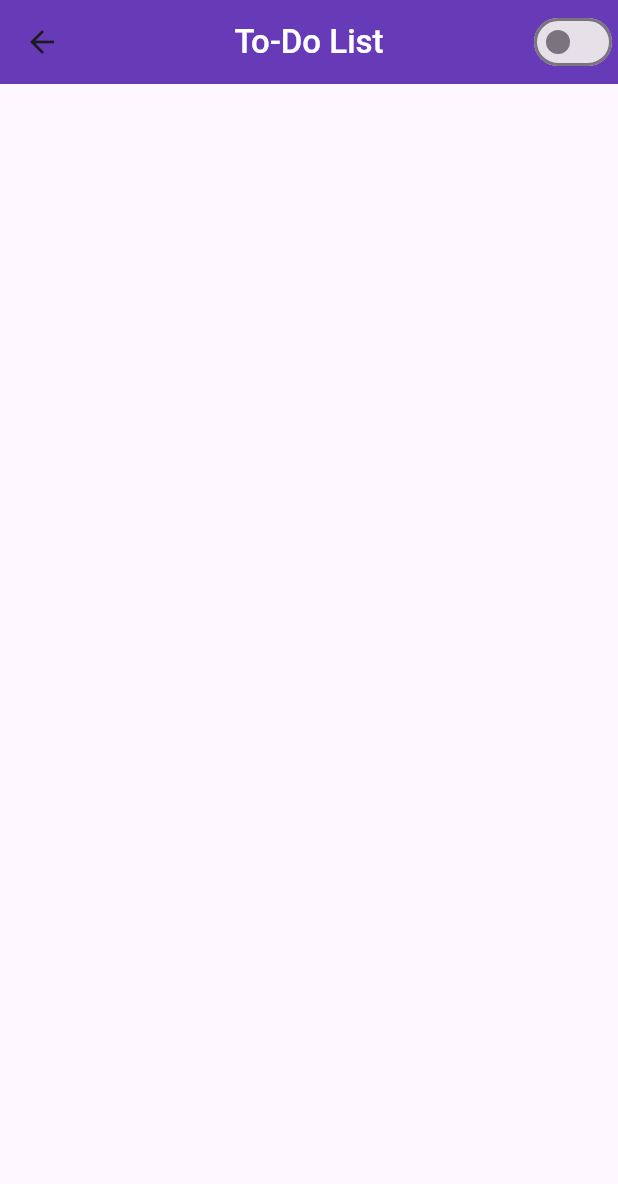
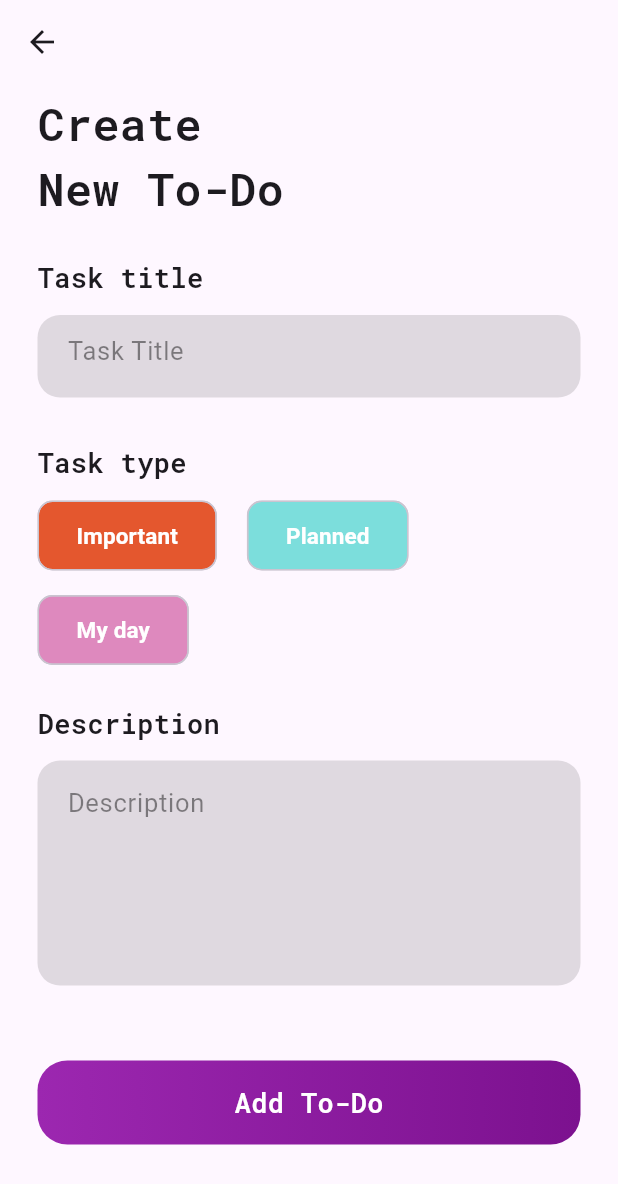
Before and after one commit to vmc13/todo-list-app, a Flutter app: the HomePage screen opened directly, on a phone screen of 412 x 824 dp. Shown: the top 1184 px of the screen. Run offline on Flutter 3.47's test engine with Material 2 defaults, Android fonts, the phone set to English and light mode, and no system bars; our stand-ins replace firebase_auth, firebase_core; accounts and stored records are empty; network calls fail.

Commit message:
Implementation of create to-do page

```diff
--- a/lib/home/home_page.dart
+++ b/lib/home/home_page.dart
@@ -1,5 +1,4 @@
 import 'package:flutter/material.dart';
-import 'package:todo_list_2023/controller/switch_thememode_controller.dart';
 
 class HomePage extends StatefulWidget {
   const HomePage({super.key});
@@ -13,35 +12,168 @@ class _HomePageState extends State<HomePage> {
   Widget build(BuildContext context) {
     return Scaffold(
       appBar: AppBar(
-        title: const Text(
-          'To-Do List',
+      ),
+      body: SizedBox(
+        height: MediaQuery.of(context).size.height,
+        width: MediaQuery.of(context).size.width,
+        child: SingleChildScrollView(
+          child: Padding(
+            padding: const EdgeInsets.symmetric(horizontal: 25, vertical: 5),
+            child: Column(
+              crossAxisAlignment: CrossAxisAlignment.start,
+              children: [
+                const Text(
+                  "Create",
+                  style: TextStyle(
+                    fontSize: 30,
+                    fontFamily: 'RobotoMono',
+                    fontWeight: FontWeight.bold,
+                  ),
+                ),
+                const Text(
+                  "New To-Do",
+                  style: TextStyle(
+                    fontSize: 30,
+                    fontFamily: 'RobotoMono',
+                    fontWeight: FontWeight.bold,
+                  ),
+                ),
+                const SizedBox(height: 25),
+                label("Task title"),
+                const SizedBox(height: 12),
+                titleTask(),
+                const SizedBox(height: 30),
+                label("Task type"),
+                const SizedBox(height: 12),
+                Wrap(
+                  runSpacing: 15,
+                  children: [
+                    chipData("Important", 0xFFE4572E),
+                    const SizedBox(width: 20),
+                    chipData("Planned", 0xFF7CDEDC),
+                    const SizedBox(width: 20),
+                    chipData("My day", 0xFFDE89BE),
+                  ],
+                ),
+                const SizedBox(height: 25),
+                label("Description"),
+                const SizedBox(height: 12),
+                inputDescription(),
+                const SizedBox(height: 50),
+                buttonCreateTodo(),
+              ],
+            ),
+          ),
+        ),
+      ),
+    );
+  }
+
+  // Widgets
+
+  Widget buttonCreateTodo() {
+    return Container(
+      height: 56,
+      width: MediaQuery.of(context).size.width,
+      decoration: BoxDecoration(
+        borderRadius: BorderRadius.circular(20),
+        gradient: const LinearGradient(
+          colors: [
+            Color(0xFF9C27B0),
+            Color.fromARGB(255, 124, 17, 143),
+          ],
+        ),
+      ),
+      child: const Center(
+        child: Text(
+          "Add To-Do",
           style: TextStyle(
             color: Colors.white,
-            fontWeight: FontWeight.w500
+            fontSize: 18,
+            fontWeight: FontWeight.w600,
+            fontFamily: 'RobotoMono',
           ),
         ),
-        centerTitle: true,
-        backgroundColor: Colors.deepPurple,
-        actions: const [
-          CustomSwitcher(),
-        ],
       ),
-      body: const Center(
+    );
+  }
+
+  Widget inputDescription() {
+    return Container(
+      height: 150,
+      width: MediaQuery.of(context).size.width,
+      decoration: BoxDecoration(
+        color: Colors.black12,
+        borderRadius: BorderRadius.circular(15),
+      ),
+      child: TextFormField(
+        style: const TextStyle(
+          color: Colors.black45,
+          fontSize: 17,
+        ),
+        maxLines: null,
+        expands: true,
+        decoration: const InputDecoration(
+          border: InputBorder.none,
+          hintText: "Description",
+          hintStyle: TextStyle(color: Colors.black45, fontSize: 17),
+          contentPadding: EdgeInsets.fromLTRB(20, 15, 20, 10),
+        ),
+      ),
+    );
+  }
+
+  Widget chipData(String label, int color) {
+    return Chip(
+      backgroundColor: Color(color),
+      shape: RoundedRectangleBorder(
+        borderRadius: BorderRadius.circular(10),
+      ),
+      // elevation: 5,
+      // shadowColor: Colors.amber,
+      label: Text(
+        label,
+        style: const TextStyle(
+          color: Colors.white,
+          fontSize: 15,
+          fontWeight: FontWeight.w600,
+        ),
+      ),
+      labelPadding: const EdgeInsets.symmetric(horizontal: 17, vertical: 3.8),
+    );
+  }
+
+  Widget titleTask() {
+    return Container(
+      height: 55,
+      width: MediaQuery.of(context).size.width,
+      decoration: BoxDecoration(
+        color: Colors.black12,
+        borderRadius: BorderRadius.circular(15),
+      ),
+      child: TextFormField(
+        style: const TextStyle(
+          color: Colors.black45,
+          fontSize: 17,
+        ),
+        decoration: const InputDecoration(
+          border: InputBorder.none,
+          hintText: "Task Title",
+          hintStyle: TextStyle(color: Colors.black45, fontSize: 17),
+          contentPadding: EdgeInsets.only(left: 20, right: 20),
+        ),
+      ),
+    );
+  }
+
+  Widget label(String label) {
+    return Text(
+      label,
+      style: const TextStyle(
+        fontWeight: FontWeight.bold,
+        fontSize: 18,
+        fontFamily: 'RobotoMono',
       ),
     );
   }
 }
-
-class CustomSwitcher extends StatelessWidget {
-  const CustomSwitcher({super.key});
-
-  @override
-  Widget build(BuildContext context) {
-    return Switch(
-      value: SwitchThemeMode.instance.isDarkTheme,
-      onChanged: (value) {
-        SwitchThemeMode.instance.changeTheme();
-      },
-    );
-  }
-}
--- a/lib/home/login_page.dart
+++ b/lib/home/login_page.dart
@@ -2,6 +2,7 @@ import 'package:firebase_auth/firebase_auth.dart';
 import 'package:flutter/material.dart';
 import 'package:firebase_core/firebase_core.dart';
 import 'package:todo_list_2023/home/home_page.dart';
+import 'package:todo_list_2023/widget/custom_switcher_widget.dart';
 
 class Login extends StatefulWidget {
   const Login({super.key});
@@ -35,6 +36,16 @@ class _LoginState extends State<Login> {
   Widget build(BuildContext context) {
     return Scaffold(
       appBar: AppBar(
+        title: const Text(
+          'Todo list',
+          style: TextStyle(
+            fontSize: 30,
+            fontWeight: FontWeight.w600,
+            color: Colors.deepPurple,
+          ),
+          textAlign: TextAlign.center,
+        ),
+        centerTitle: true,
         actions: const [
           CustomSwitcher(),
         ],
@@ -42,21 +53,12 @@ class _LoginState extends State<Login> {
       body: Container(
         alignment: Alignment.center,
         child: SingleChildScrollView(
-          padding: const EdgeInsets.all(30.0),
+          padding: const EdgeInsets.only(
+            left: 30,
+            right: 30,
+          ),
           child: Column(
             children: [
-              const SizedBox(
-                child: Text(
-                  'To-do list',
-                  style: TextStyle(
-                    fontFamily: 'RobotoMono',
-                    fontSize: 35,
-                    fontWeight: FontWeight.w600,
-                    color: Colors.deepPurple,
-                  ),
-                  textAlign: TextAlign.center,
-                ),
-              ),
               SizedBox(
                 height: 300,
                 child: Image.asset('assets/images/login_page_image.png'),
--- /dev/null
+++ b/lib/widget/custom_switcher_widget.dart
@@ -0,0 +1,16 @@
+import 'package:flutter/material.dart';
+import 'package:todo_list_2023/controller/switch_thememode_controller.dart';
+
+class CustomSwitcher extends StatelessWidget {
+  const CustomSwitcher({super.key});
+
+  @override
+  Widget build(BuildContext context) {
+    return Switch(
+      value: SwitchThemeMode.instance.isDarkTheme,
+      onChanged: (value) {
+        SwitchThemeMode.instance.changeTheme();
+      },
+    );
+  }
+}
```
Also changed, not shown: 2 other files.
